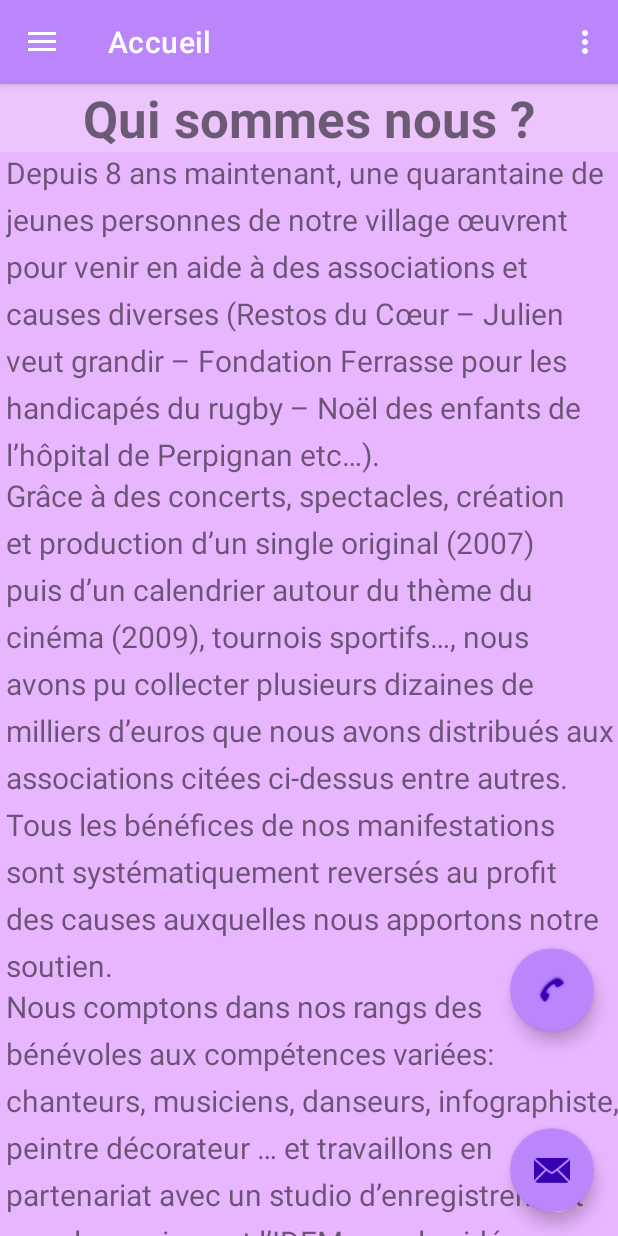
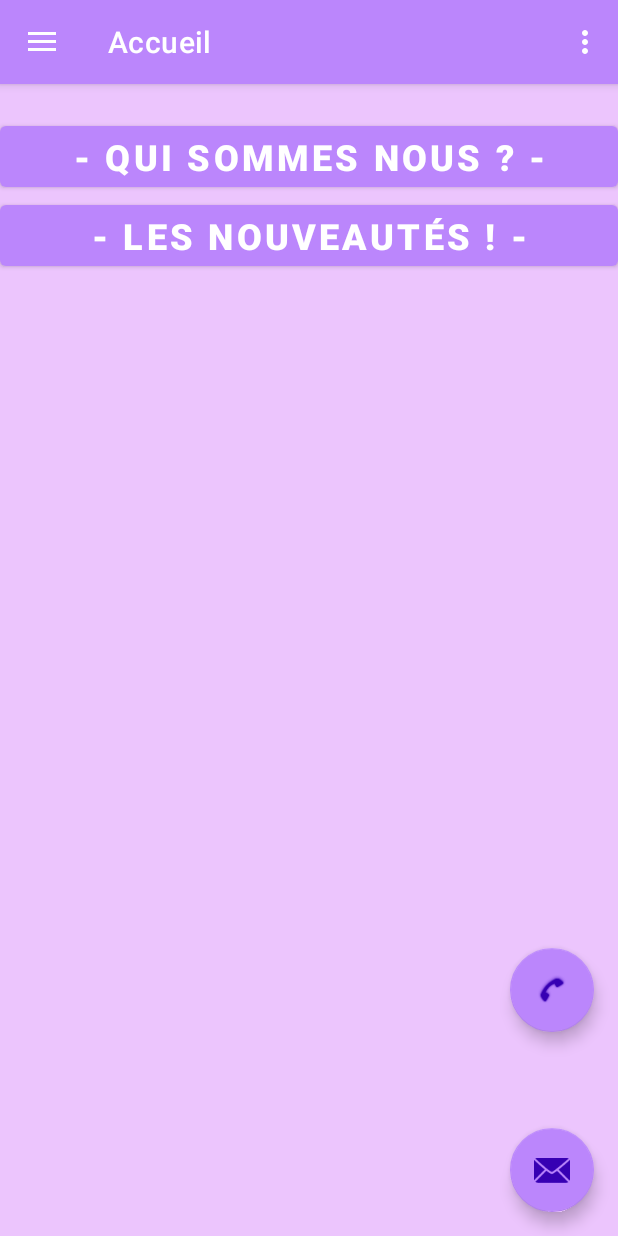
Before and after one commit to ETS-Android4/les-choeurs-dartichaut-android-app, an Android app: the screen it shows after launch (MainActivity), on a phone screen of 412 x 824 dp. Run offline under Robolectric (Android 15) with nearby library versions, the phone set to English and light mode, and no system bars; our stand-ins replace navigation-ui.

Commit message:
Fix Theme | Fix Accueil

```diff
--- a/app/src/main/java/fr/lyceejulesfil/leschursdartichaut/MainActivity.java
+++ b/app/src/main/java/fr/lyceejulesfil/leschursdartichaut/MainActivity.java
@@ -7,9 +7,11 @@ import android.view.MenuItem;
 import android.view.View;
 import android.view.Menu;
 import android.webkit.WebView;
+import android.widget.Button;
+import android.widget.LinearLayout;
+import android.widget.TextView;
 import android.widget.Toast;
 
-import com.google.android.gms.maps.SupportMapFragment;
 import com.google.android.material.snackbar.Snackbar;
 import com.google.android.material.navigation.NavigationView;
 
@@ -29,12 +31,21 @@ public class MainActivity extends AppCompatActivity {
     private AppBarConfiguration mAppBarConfiguration;
     private ActivityMainBinding binding;
 
+    public boolean QSN = false;
+    public boolean LN = false;
+
     @Override
     protected void onCreate(Bundle savedInstanceState) {
         super.onCreate(savedInstanceState);
 
         binding = ActivityMainBinding.inflate(getLayoutInflater());
         setContentView(binding.getRoot());
+
+        // Qui Sommes nous ?
+        LinearLayout Presentation = (LinearLayout)binding.getRoot().findViewById(R.id.Presentaion);
+        LinearLayout LesNouveauter = (LinearLayout)binding.getRoot().findViewById(R.id.Nouveauter);
+        Button BtnPresentation = (Button)binding.getRoot().findViewById(R.id.BtnPresentation);
+        Button BtnNouveauter = (Button)binding.getRoot().findViewById(R.id.BtnLeNouveauter);
 
         setSupportActionBar(binding.appBarMain.toolbar);
         binding.appBarMain.fab.setOnClickListener(new View.OnClickListener() {
@@ -71,6 +82,38 @@ public class MainActivity extends AppCompatActivity {
         NavController navController = Navigation.findNavController(this, R.id.nav_host_fragment_content_main);
         NavigationUI.setupActionBarWithNavController(this, navController, mAppBarConfiguration);
         NavigationUI.setupWithNavController(navigationView, navController);
+
+        BtnPresentation.setOnClickListener(new View.OnClickListener() {
+            @Override
+            public void onClick(View view) {
+                if(QSN == false)
+                {
+                    QSN = true;
+                    Presentation.setVisibility(View.VISIBLE);
+                }
+                else
+                {
+                    QSN = false;
+                    Presentation.setVisibility(View.GONE);
+                }
+            }
+        });
+
+        BtnNouveauter.setOnClickListener(new View.OnClickListener() {
+            @Override
+            public void onClick(View view) {
+                if(LN == false)
+                {
+                    LN = true;
+                    LesNouveauter.setVisibility(View.VISIBLE);
+                }
+                else
+                {
+                    LN = false;
+                    LesNouveauter.setVisibility(View.GONE);
+                }
+            }
+        });
     }
 
     @Override
--- a/app/src/main/res/layout/fragment_home.xml
+++ b/app/src/main/res/layout/fragment_home.xml
@@ -4,6 +4,7 @@
     xmlns:tools="http://schemas.android.com/tools"
     android:layout_width="match_parent"
     android:layout_height="match_parent"
+    android:background="@color/rose_clair"
     tools:context=".ui.home.HomeFragment">
 
     <ScrollView
@@ -14,16 +15,44 @@
         <LinearLayout
             android:layout_width="match_parent"
             android:layout_height="wrap_content"
-            android:background="#ECC5FD"
+            android:background="@color/rose_clair"
             android:orientation="vertical">
 
             <TextView
-                android:id="@+id/textView15"
+                android:id="@+id/textView2"
+                android:layout_width="match_parent"
+                android:layout_height="wrap_content"
+                android:textAlignment="center"
+                android:textSize="16sp"
+                android:textStyle="bold"
+                android:typeface="normal" />
+
+            <Button
+                android:id="@+id/BtnPresentation"
                 android:layout_width="match_parent"
                 android:layout_height="wrap_content"
                 android:text="@string/qui_sommes_nous"
                 android:textAlignment="center"
-                android:textSize="34sp"
+                android:textSize="24sp"
+                android:textStyle="bold"
+                tools:ignore="DuplicateSpeakableTextCheck" />
+
+            <Button
+                android:id="@+id/BtnLeNouveauter"
+                android:layout_width="match_parent"
+                android:layout_height="wrap_content"
+                android:text="@string/les_nouveaut_s"
+                android:textAlignment="center"
+                android:textSize="24sp"
+                android:textStyle="bold"
+                tools:ignore="DuplicateSpeakableTextCheck" />
+
+            <TextView
+                android:id="@+id/textView14"
+                android:layout_width="match_parent"
+                android:layout_height="wrap_content"
+                android:textAlignment="center"
+                android:textSize="16sp"
                 android:textStyle="bold"
                 android:typeface="normal" />
 
@@ -31,8 +60,10 @@
                 android:id="@+id/Presentaion"
                 android:layout_width="match_parent"
                 android:layout_height="match_parent"
-                android:background="#E8B5FF"
-                android:orientation="vertical">
+                android:background="@color/rose_peu_clair"
+                android:orientation="vertical"
+                android:visibility="gone"
+                tools:visibility="gone">
 
 
                 <TextView
@@ -42,7 +73,17 @@
                     android:lineSpacingExtra="8sp"
                     android:text="@string/depuis_8_ans_maintenant"
                     android:textSize="20sp"
-                    android:translationX="4dp" />
+                    android:translationX="4dp"
+                    android:visibility="visible" />
+
+                <TextView
+                    android:id="@+id/textView5"
+                    android:layout_width="match_parent"
+                    android:layout_height="wrap_content"
+                    android:textAlignment="center"
+                    android:textSize="20sp"
+                    android:textStyle="bold"
+                    android:typeface="normal" />
 
                 <TextView
                     android:id="@+id/desc"
@@ -51,7 +92,17 @@
                     android:lineSpacingExtra="8sp"
                     android:text="@string/gr_ce_des_concerts"
                     android:textSize="20sp"
-                    android:translationX="4dp" />
+                    android:translationX="4dp"
+                    android:visibility="visible" />
+
+                <TextView
+                    android:id="@+id/textView15"
+                    android:layout_width="match_parent"
+                    android:layout_height="wrap_content"
+                    android:textAlignment="center"
+                    android:textSize="20sp"
+                    android:textStyle="bold"
+                    android:typeface="normal" />
 
                 <TextView
                     android:id="@+id/desc2"
@@ -60,7 +111,17 @@
                     android:lineSpacingExtra="8sp"
                     android:text="@string/nous_comptons_dans_nos_rangs_des_b_n_voles_aux_comp_tences_vari_es_chanteurs_musiciens_danseurs_infographiste_peintre_d_corateur_et_travaillons_en_partenariat_avec_un_studio_d_enregistrement_pour_la_musique_et_l_idem_pour_la_vid_o_toutes_ces_forces_vives_sont_sur_le_pont_pour_la_cr_ation_la_pr_paration_la_promotion_et_la_bonne_tenue_de_deux_trois_manifestations_par_an"
                     android:textSize="20sp"
-                    android:translationX="4dp" />
+                    android:translationX="4dp"
+                    android:visibility="visible" />
+
+                <TextView
+                    android:id="@+id/textView16"
+                    android:layout_width="match_parent"
+                    android:layout_height="wrap_content"
+                    android:textAlignment="center"
+                    android:textSize="20sp"
+                    android:textStyle="bold"
+                    android:typeface="normal" />
 
                 <TextView
                     android:id="@+id/desc3"
@@ -72,6 +133,15 @@
                     android:translationX="4dp" />
 
                 <TextView
+                    android:id="@+id/textView17"
+                    android:layout_width="match_parent"
+                    android:layout_height="wrap_content"
+                    android:textAlignment="center"
+                    android:textSize="20sp"
+                    android:textStyle="bold"
+                    android:typeface="normal" />
+
+                <TextView
                     android:id="@+id/desc4"
                     android:layout_width="match_parent"
                     android:layout_height="wrap_content"
@@ -79,6 +149,15 @@
                     android:text="@string/michael_jones"
                     android:textSize="20sp"
                     android:translationX="4dp" />
+
+                <TextView
+                    android:id="@+id/textView18"
+                    android:layout_width="match_parent"
+                    android:layout_height="wrap_content"
+                    android:textAlignment="center"
+                    android:textSize="20sp"
+                    android:textStyle="bold"
+                    android:typeface="normal" />
 
                 <TextView
                     android:id="@+id/desc5"
@@ -91,39 +170,20 @@
 
             </LinearLayout>
 
-            <TextView
-                android:id="@+id/textView14"
+            <LinearLayout
+                android:id="@+id/Nouveauter"
                 android:layout_width="match_parent"
-                android:layout_height="wrap_content"
-                android:textAlignment="center"
-                android:textSize="16sp"
-                android:textStyle="bold"
-                android:typeface="normal" />
-
-            <TextView
-                android:id="@+id/textView2"
-                android:layout_width="match_parent"
-                android:layout_height="wrap_content"
-                android:text="@string/les_nouveaut_s"
-                android:textAlignment="center"
-                android:textSize="34sp"
-                android:textStyle="bold"
-                android:typeface="normal" />
-
-            <TextView
-                android:id="@+id/textView9"
-                android:layout_width="match_parent"
-                android:layout_height="wrap_content"
-                android:textAlignment="center"
-                android:textSize="16sp"
-                android:textStyle="bold"
-                android:typeface="normal" />
+                android:layout_height="match_parent"
+                android:background="@color/rose_peu_clair"
+                android:orientation="vertical"
+                android:visibility="gone"
+                tools:visibility="gone">
 
                 <LinearLayout
                     android:id="@+id/Post01"
                     android:layout_width="match_parent"
                     android:layout_height="match_parent"
-                android:background="#E8B5FF"
+                    android:background="@color/rose_peu_clair"
                     android:orientation="vertical">
 
                     <TextView
@@ -134,7 +194,7 @@
                         android:textAlignment="textStart"
                         android:textAllCaps="true"
                         android:textSize="20sp"
-                    android:textStyle="italic"
+                        android:textStyle="bold|italic"
                         android:translationX="4dp"
                         tools:text="février 2016 - A bientôt!" />
 
@@ -143,12 +203,12 @@
                         android:layout_width="match_parent"
                         android:layout_height="wrap_content"
                         android:adjustViewBounds="false"
+                        android:contentDescription="@string/todo"
                         android:cropToPadding="false"
                         android:scaleType="center"
                         android:scaleX="1.1"
                         android:scaleY="1"
-                    android:src="@drawable/imagepost01"
-                    android:contentDescription="@string/todo" />
+                        android:src="@drawable/imagepost01" />
 
                     <TextView
                         android:id="@+id/textView4"
@@ -161,58 +221,7 @@
                 </LinearLayout>
 
                 <TextView
-                android:id="@+id/textView5"
-                android:layout_width="match_parent"
-                android:layout_height="wrap_content"
-                android:textAlignment="center"
-                android:textSize="34sp"
-                android:textStyle="bold"
-                android:typeface="normal" />
-
-            <LinearLayout
-                android:id="@+id/Post02"
-                android:layout_width="match_parent"
-                android:layout_height="match_parent"
-                android:background="#E8B5FF"
-                android:orientation="vertical">
-
-                <TextView
-                    android:id="@+id/textView6"
-                    android:layout_width="match_parent"
-                    android:layout_height="wrap_content"
-                    android:text="@string/d_cembre_2015_une_tr_s_bonne_ann_e"
-                    android:textAlignment="textStart"
-                    android:textAllCaps="true"
-                    android:textSize="20sp"
-                    android:textStyle="italic"
-                    android:translationX="4dp"
-                    tools:text="décembre 2015 - Une très bonne année!" />
-
-                <ImageView
-                    android:id="@+id/imageView7"
-                    android:layout_width="match_parent"
-                    android:layout_height="wrap_content"
-                    android:adjustViewBounds="false"
-                    android:cropToPadding="false"
-                    android:scaleType="center"
-                    android:scaleX="1.1"
-                    android:scaleY="1"
-                    android:src="@drawable/fondback2015"
-                    android:contentDescription="@string/todo" />
-
-                <TextView
-                    android:id="@+id/textView8"
-                    android:layout_width="match_parent"
-                    android:layout_height="wrap_content"
-                    android:lineSpacingExtra="8sp"
-                    android:text="@string/bonjour_tous_et_meilleurs_v_ux_pour_l_ann_e_venir_voici_l_affiche_du_nouveau_spectacle_in_dit_100_pour_100_original_nous_esp_rons_de_tout_coeur_vous_retrouver_pour_notre_rendez_vous_annuel_au_profit_des_restos_du_c_ur_samedi_6_et_dimanche_7_f_vrier_prochains_salle_des_f_tes_de_villelongue_pour_obtenir_vos_places_permanence_des_ventes_de_billets_samedi_16_janvier_18h_au_point_jeunes_de_villelongue_nous_avons_h_te"
-                    android:textSize="20sp"
-                    android:translationX="4dp" />
-
-            </LinearLayout>
-
-            <TextView
-                android:id="@+id/textView7"
+                    android:id="@+id/textView9"
                     android:layout_width="match_parent"
                     android:layout_height="wrap_content"
                     android:textAlignment="center"
@@ -224,7 +233,7 @@
                     android:id="@+id/Post03"
                     android:layout_width="match_parent"
                     android:layout_height="match_parent"
-                android:background="#E8B5FF"
+                    android:background="@color/rose_peu_clair"
                     android:orientation="vertical">
 
                     <TextView
@@ -235,7 +244,7 @@
                         android:textAlignment="textStart"
                         android:textAllCaps="true"
                         android:textSize="20sp"
-                    android:textStyle="italic"
+                        android:textStyle="bold|italic"
                         android:translationX="4dp"
                         tools:text="décembre 2015 - Une très bonne année!" />
 
@@ -269,6 +278,68 @@
                 </LinearLayout>
 
                 <TextView
+                    android:id="@+id/textView10"
+                    android:layout_width="match_parent"
+                    android:layout_height="wrap_content"
+                    android:textAlignment="center"
+                    android:textSize="34sp"
+                    android:textStyle="bold"
+                    android:typeface="normal" />
+
+                <LinearLayout
+                    android:id="@+id/Post02"
+                    android:layout_width="match_parent"
+                    android:layout_height="match_parent"
+                    android:background="@color/rose_peu_clair"
+                    android:orientation="vertical">
+
+                    <TextView
+                        android:id="@+id/textView6"
+                        android:layout_width="match_parent"
+                        android:layout_height="wrap_content"
+                        android:text="@string/d_cembre_2015_une_tr_s_bonne_ann_e"
+                        android:textAlignment="textStart"
+                        android:textAllCaps="true"
+                        android:textSize="20sp"
+                        android:textStyle="bold|italic"
+                        android:translationX="4dp"
+                        tools:text="décembre 2015 - Une très bonne année!" />
+
+                    <ImageView
+                        android:id="@+id/imageView7"
+                        android:layout_width="match_parent"
+                        android:layout_height="wrap_content"
+                        android:adjustViewBounds="false"
+                        android:contentDescription="@string/todo"
+                        android:cropToPadding="false"
+                        android:scaleType="center"
+                        android:scaleX="1.1"
+                        android:scaleY="1"
+                        android:src="@drawable/fondback2015" />
+
+                    <TextView
+                        android:id="@+id/textView8"
+                        android:layout_width="match_parent"
+                        android:layout_height="wrap_content"
+                        android:lineSpacingExtra="8sp"
+                        android:text="@string/bonjour_tous_et_meilleurs_v_ux_pour_l_ann_e_venir_voici_l_affiche_du_nouveau_spectacle_in_dit_100_pour_100_original_nous_esp_rons_de_tout_coeur_vous_retrouver_pour_notre_rendez_vous_annuel_au_profit_des_restos_du_c_ur_samedi_6_et_dimanche_7_f_vrier_prochains_salle_des_f_tes_de_villelongue_pour_obtenir_vos_places_permanence_des_ventes_de_billets_samedi_16_janvier_18h_au_point_jeunes_de_villelongue_nous_avons_h_te"
+                        android:textSize="20sp"
+                        android:translationX="4dp" />
+
+                </LinearLayout>
+
+                <TextView
+                    android:id="@+id/textView7"
+                    android:layout_width="match_parent"
+                    android:layout_height="wrap_content"
+                    android:textAlignment="center"
+                    android:textSize="34sp"
+                    android:textStyle="bold"
+                    android:typeface="normal" />
+
+            </LinearLayout>
+
+            <TextView
                 android:id="@+id/textView19"
                 android:layout_width="match_parent"
                 android:layout_height="wrap_content"
--- a/app/src/main/res/values-night/themes.xml
+++ b/app/src/main/res/values-night/themes.xml
@@ -4,11 +4,11 @@
         <!-- Primary brand color. -->
         <item name="colorPrimary">@color/rose</item>
         <item name="colorPrimaryVariant">@color/purple_700</item>
-        <item name="colorOnPrimary">@color/black</item>
+        <item name="colorOnPrimary">@color/white</item>
         <!-- Secondary brand color. -->
         <item name="colorSecondary">@color/rose</item>
         <item name="colorSecondaryVariant">@color/purple_700</item>
-        <item name="colorOnSecondary">@color/black</item>
+        <item name="colorOnSecondary">@color/white</item>
         <!-- Status bar color. -->
         <item name="android:statusBarColor" tools:targetApi="l">?attr/colorPrimaryVariant</item>
         <!-- Customize your theme here. -->
--- a/app/src/main/res/values/colors.xml
+++ b/app/src/main/res/values/colors.xml
@@ -8,4 +8,6 @@
     <color name="black">#FF000000</color>
     <color name="white">#FFFFFFFF</color>
     <color name="rose">#7B3E9C</color>
+    <color name="rose_clair">#ECC5FD</color>
+    <color name="rose_peu_clair">#E8B5FF</color>
 </resources>
--- a/app/src/main/res/values/strings.xml
+++ b/app/src/main/res/values/strings.xml
@@ -12,7 +12,7 @@
     <string name="menu_gallery">Google Maps</string>
     <string name="menu_slideshow">Site Web</string>
     <string name="menu_quiz">Quizz</string>
-    <string name="les_nouveaut_s">Les nouveautés !</string>
+    <string name="les_nouveaut_s">- Les nouveautés ! -</string>
     <string name="apr_s_quelques_mois_sur_la_br_che_adapei_th_l_ton_et_restos_du_c_ur_et_un_peu_plus_de_11_000_euros_revers_s_les_ch_urs_d_artichaut_vont_prendre_un_peu_de_repos_a_tr_s_bient_t_pour_de_nouvelles_aventures_solidairement_v_tre">Après quelques mois sur “la brêche” (ADAPEI- Théléton et Restos du Cœur) et un peu plus de 11 000 euros reversés… les Chœurs d’Artichaut vont prendre un peu de repos. A très bientôt pour de nouvelles aventures. Solidairement vôtre.</string>
     <string name="textview">TextView</string>
     <string name="bonjour_tous_et_meilleurs_v_ux_pour_l_ann_e_venir_voici_l_affiche_du_nouveau_spectacle_in_dit_100_pour_100_original_nous_esp_rons_de_tout_coeur_vous_retrouver_pour_notre_rendez_vous_annuel_au_profit_des_restos_du_c_ur_samedi_6_et_dimanche_7_f_vrier_prochains_salle_des_f_tes_de_villelongue_pour_obtenir_vos_places_permanence_des_ventes_de_billets_samedi_16_janvier_18h_au_point_jeunes_de_villelongue_nous_avons_h_te">Bonjour à tous et meilleurs vœux pour l’année à venir. Voici l’affiche du nouveau spectacle, inédit, 100 pour 100 original ! Nous espérons de tout coeur vous retrouver pour notre rendez-vous annuel au profit des Restos du Cœur Samedi 6 et Dimanche 7 février prochains (salle des fêtes de Villelongue) Pour obtenir vos places: permanence des ventes de billets samedi 16 janvier à 18h au Point Jeunes de Villelongue. Nous avons hâte!</string>
@@ -23,7 +23,7 @@
     <string name="apr_s_un_dernier_tour_de_piste">Après un dernier tour de piste le 16 février dernier, nous pouvons dresser un bilan très positif de l’année 2012 qui a vu l’association proposer un spectacle chant et danse sur 4 dates à guichet fermé. Les bénéfices reversés aux Restos du Coeur s’élèvent donc à 8500 euros puisque 1200 personnes ont assisté aux concerts.</string>
     <string name="l_occasion_de_remercier_de_tout">L’occasion de remercier de tout coeur tous les spectateurs de nos spectacles, nos amis les Alchemist et tous nos sponsors.</string>
     <string name="restez_en_contact_nous">Restez en contact, nous travaillons déjà au prochain projet…</string>
-    <string name="qui_sommes_nous">Qui sommes nous ?</string>
+    <string name="qui_sommes_nous">- Qui sommes nous ? -</string>
     <string name="depuis_8_ans_maintenant">Depuis 8 ans maintenant, une quarantaine de jeunes personnes de notre village œuvrent pour venir en aide à des associations et causes diverses (Restos du Cœur – Julien veut grandir – Fondation Ferrasse pour les handicapés du rugby – Noël des enfants de l’hôpital de Perpignan etc…).</string>
     <string name="gr_ce_des_concerts">Grâce à des concerts, spectacles, création et production d’un single original (2007) puis d’un calendrier autour du thème du cinéma (2009), tournois sportifs…, nous avons pu collecter plusieurs dizaines de milliers d’euros que nous avons distribués aux associations citées ci-dessus entre autres. Tous les bénéfices de nos manifestations sont systématiquement reversés au profit des causes auxquelles nous apportons notre soutien.</string>
     <string name="nous_comptons_dans_nos_rangs_des_b_n_voles_aux_comp_tences_vari_es_chanteurs_musiciens_danseurs_infographiste_peintre_d_corateur_et_travaillons_en_partenariat_avec_un_studio_d_enregistrement_pour_la_musique_et_l_idem_pour_la_vid_o_toutes_ces_forces_vives_sont_sur_le_pont_pour_la_cr_ation_la_pr_paration_la_promotion_et_la_bonne_tenue_de_deux_trois_manifestations_par_an">Nous comptons dans nos rangs des bénévoles aux compétences variées: chanteurs, musiciens, danseurs, infographiste, peintre décorateur … et travaillons en partenariat avec un studio d’enregistrement pour la musique et l’IDEM pour la vidéo. Toutes ces forces vives sont sur le pont pour la création, la préparation, la promotion et la bonne tenue de deux à trois manifestations par an.</string>
@@ -39,5 +39,4 @@
     <string name="wrong_answer">C\'est incorrect</string>
     <string name="correct"><b>Réponse correcte</b> \n
                            <b>%1$d</b> sur 5</string>
-
 </resources>
```
Lines whose indentation alone changed are shown as unchanged.
